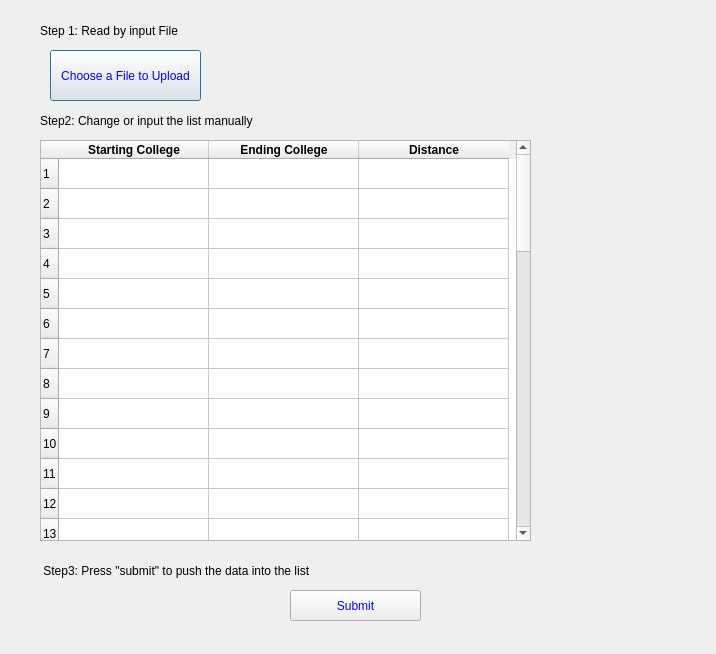
The window that inputcollege.ui (Ling2251/CS1D-College-Tour) describes before a commit, drawn with Qt 5.
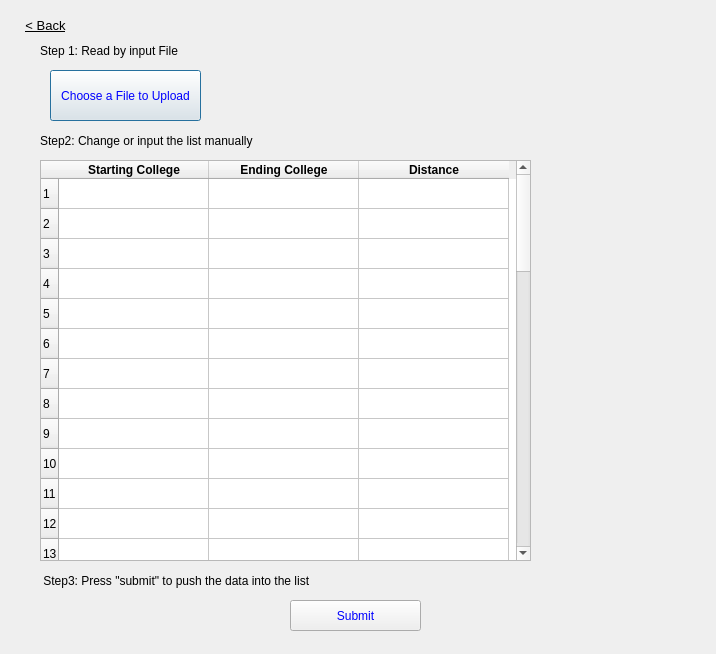
The same window after the commit.

```diff
--- a/inputcollege.ui
+++ b/inputcollege.ui
@@ -17,7 +17,7 @@
    <property name="geometry">
     <rect>
      <x>40</x>
-     <y>560</y>
+     <y>570</y>
      <width>291</width>
      <height>21</height>
     </rect>
@@ -33,7 +33,7 @@
    <property name="geometry">
     <rect>
      <x>40</x>
-     <y>110</y>
+     <y>130</y>
      <width>241</width>
      <height>21</height>
     </rect>
@@ -49,7 +49,7 @@
    <property name="geometry">
     <rect>
      <x>50</x>
-     <y>50</y>
+     <y>70</y>
      <width>151</width>
      <height>51</height>
     </rect>
@@ -65,7 +65,7 @@
    <property name="geometry">
     <rect>
      <x>40</x>
-     <y>140</y>
+     <y>160</y>
      <width>491</width>
      <height>401</height>
     </rect>
@@ -163,7 +163,7 @@
    <property name="geometry">
     <rect>
      <x>40</x>
-     <y>20</y>
+     <y>40</y>
      <width>181</width>
      <height>21</height>
     </rect>
@@ -179,7 +179,7 @@
    <property name="geometry">
     <rect>
      <x>290</x>
-     <y>590</y>
+     <y>600</y>
      <width>131</width>
      <height>31</height>
     </rect>
@@ -191,6 +191,35 @@
     <string>Submit</string>
    </property>
   </widget>
+  <widget class="QToolButton" name="goback">
+   <property name="geometry">
+    <rect>
+     <x>10</x>
+     <y>10</y>
+     <width>71</width>
+     <height>31</height>
+    </rect>
+   </property>
+   <property name="font">
+    <font>
+     <family>Segoe UI</family>
+     <pointsize>10</pointsize>
+     <italic>false</italic>
+     <bold>false</bold>
+     <underline>true</underline>
+    </font>
+   </property>
+   <property name="styleSheet">
+    <string notr="true">font: 10pt &quot;Segoe UI&quot;;
+text-decoration: underline;
+color: rgb(0, 0, 0);
+border: none;
+</string>
+   </property>
+   <property name="text">
+    <string>&lt; Back</string>
+   </property>
+  </widget>
  </widget>
  <resources/>
  <connections/>
```
